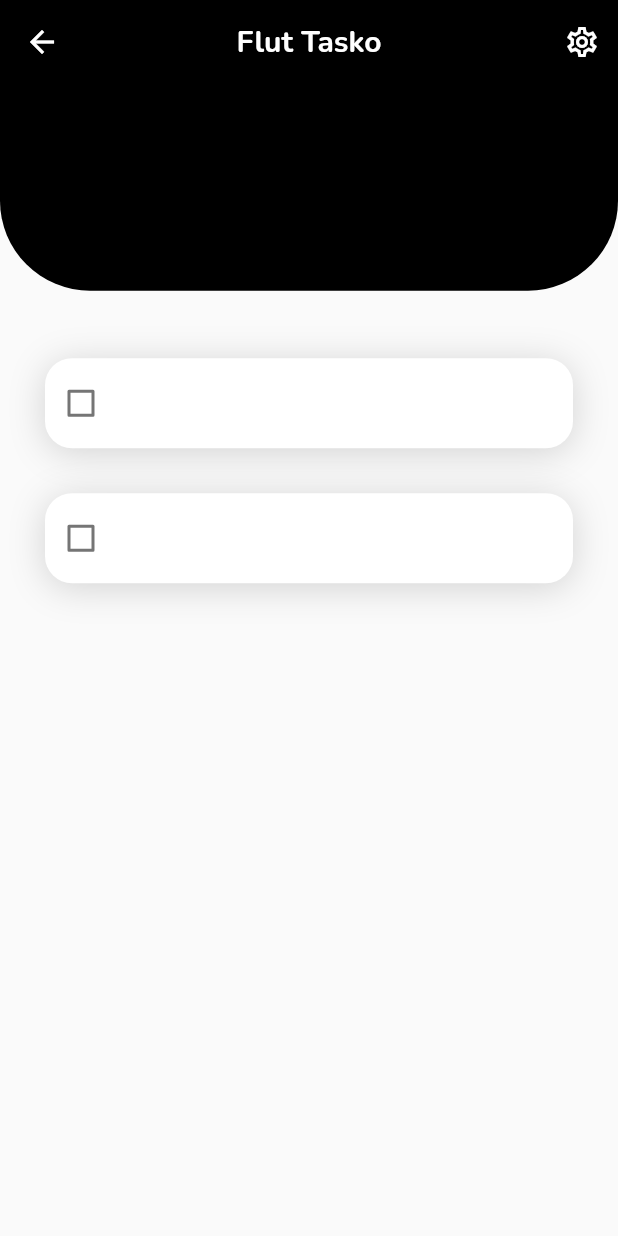
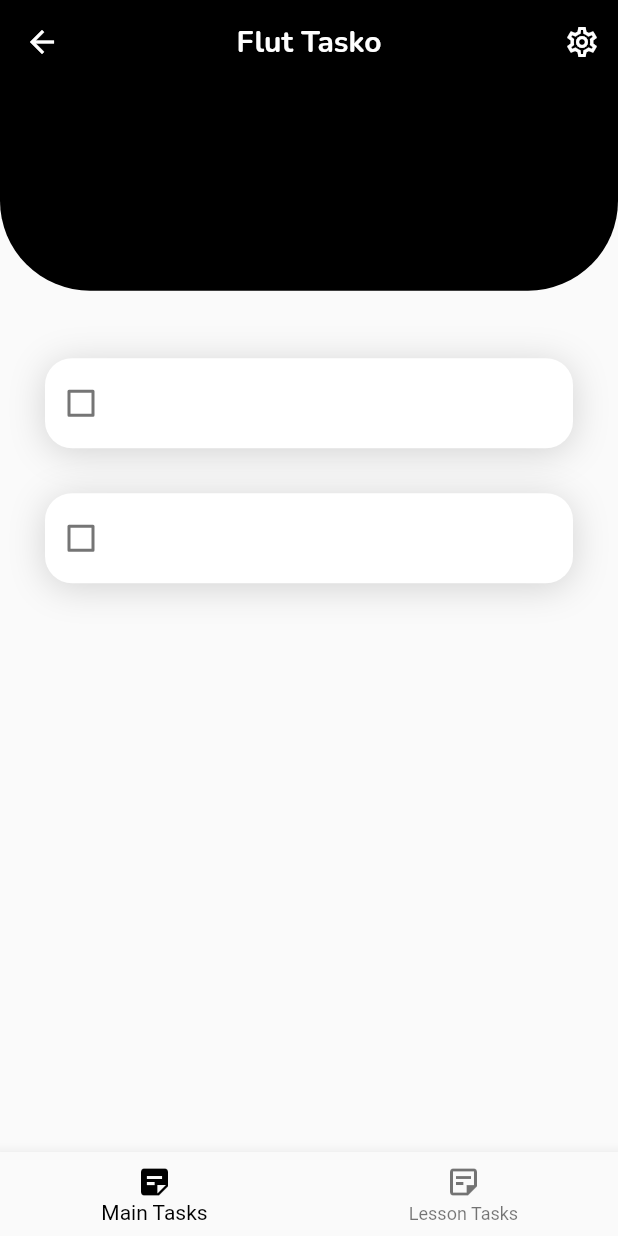
Before and after one commit to 5CYTH3/tasko_rem, a Flutter app: the screen it shows after launch, on a phone screen of 412 x 824 dp. Run offline on Flutter 3.47's test engine with Material 2 defaults, Android fonts, the phone set to English and light mode, and no system bars; our stand-ins replace google_fonts.

Commit message:
Created a bottom bar to the app and fixed it.

```diff
--- a/lib/components/home_screen.dart
+++ b/lib/components/home_screen.dart
@@ -9,8 +9,29 @@ class HomeScreen extends StatelessWidget {
 		return Scaffold (
 			appBar: buildAppBar(),
 			body: Body(),
+      bottomNavigationBar: bottomAppBar(),
 		);
 	}
+
+  BottomNavigationBar bottomAppBar() {
+    return BottomNavigationBar(
+      selectedItemColor: Colors.black,
+      items: [
+        BottomNavigationBarItem(
+          icon: Icon(Icons.sticky_note_2_outlined),
+          backgroundColor: Colors.black,
+          activeIcon: Icon(Icons.sticky_note_2),
+          label: 'Main Tasks'
+        ),
+        BottomNavigationBarItem(
+          icon: Icon(Icons.sticky_note_2_outlined),
+          backgroundColor: Colors.black,
+          label: 'Lesson Tasks'
+
+        ),
+      ],
+    );
+  }
 
 	AppBar buildAppBar() {
 		return AppBar(
```
